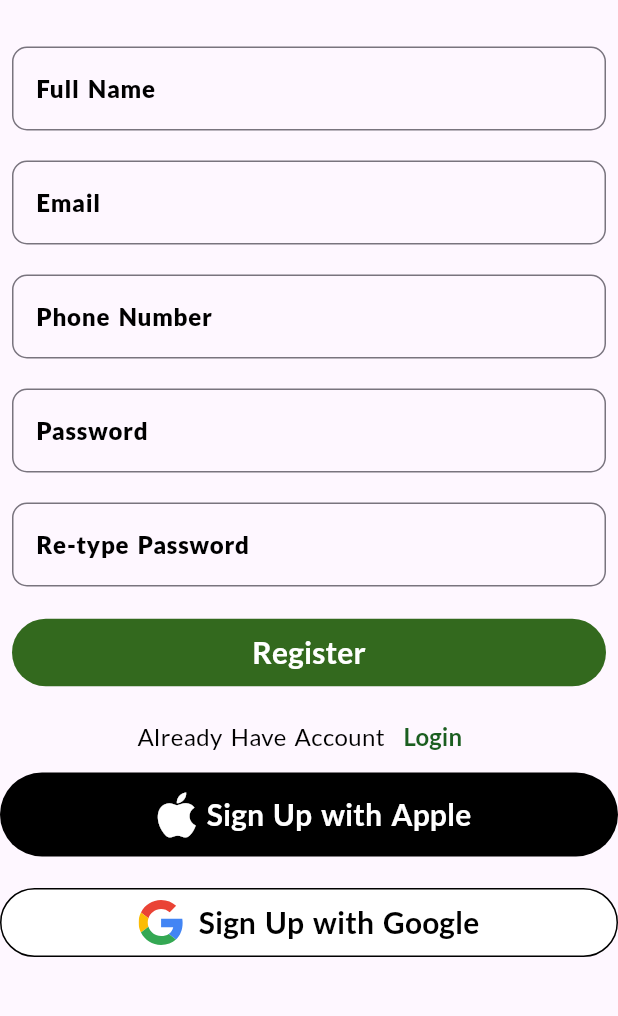
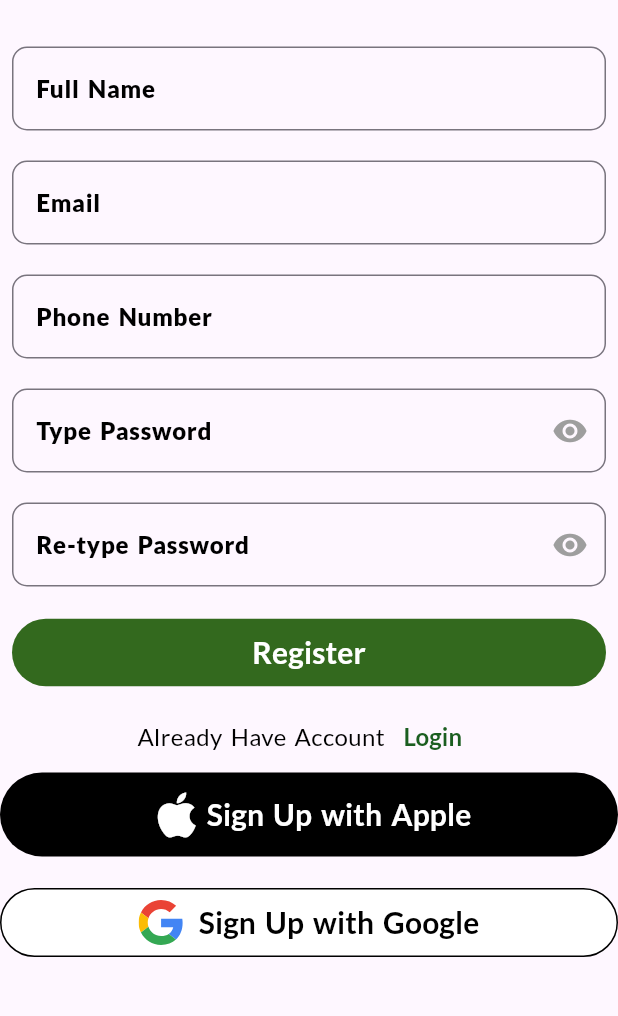
Before and after one commit to TWARIQABDUL/connect_app, a Flutter app: the RegisterPage screen opened by its route, on a phone screen of 412 x 824 dp, the part 153-1169 px from its top. Run offline on Flutter 3.47's test engine with Material 3 defaults, Android fonts, the phone set to English and light mode, and no system bars; drawn by our look-alikes of flutter_form_builder; our stand-ins replace flutter_dotenv, flutter_svg, font_awesome_flutter, form_builder_validators, get, google_fonts and 2 more; accounts and stored records are empty.

Commit message:
[Feature] Implementing the input validation

```diff
--- /dev/null
+++ b/devtools_options.yaml
@@ -0,0 +1,3 @@
+description: This file stores settings for Dart & Flutter DevTools.
+documentation: https://docs.flutter.dev/tools/devtools/extensions#configure-extension-enablement-states
+extensions:
--- /dev/null
+++ b/lib/contr0ller/formvalidator_controller.dart
@@ -0,0 +1,63 @@
+// import 'package:flutter/material.dart';
+// import 'package:flutter_form_builder/flutter_form_builder.dart';
+
+// import 'package:connect/contr0ller/register_controller.dart';
+import 'package:flutter/material.dart';
+import 'package:form_builder_validators/form_builder_validators.dart';
+import 'package:get/get.dart';
+// import 'package:get/instance_manager.dart';
+
+class FormvalidatorController extends GetxController {
+  RxBool securedInput = false.obs;
+  // RegisterController registerController = Get.put(RegisterController());
+  List<FormFieldValidator<String>> validateForm(String fieldName) {
+    switch (fieldName) {
+      case 'email':
+        return [
+          FormBuilderValidators.required(),
+          FormBuilderValidators.email(),
+        ];
+      case 'pwd':
+        return [
+          FormBuilderValidators.required(),
+          FormBuilderValidators.password(
+            minLength: 10,
+            minSpecialCharCount: 2,
+            minUppercaseCount: 2,
+            minNumberCount: 3,
+            minLowercaseCount: 2,
+          ),
+        ];
+      case 'name':
+        return [
+          FormBuilderValidators.required(),
+          FormBuilderValidators.minLength(3),
+        ];
+      case 'phoneNb':
+        return [
+          FormBuilderValidators.required(),
+          FormBuilderValidators.phoneNumber(
+            regex: RegExp(r'^\+?[0-9]{10,15}$'),
+            errorText: 'Please enter a valid phone number',
+          ),
+        ];
+      case 'rtypwd':
+        return [
+          FormBuilderValidators.required(),
+          FormBuilderValidators.password(
+            minLength: 10,
+            minSpecialCharCount: 2,
+            minUppercaseCount: 2,
+            minNumberCount: 3,
+            minLowercaseCount: 2,
+          ),
+
+          // FormBuilderValidators.equal(registerController.password.value)
+        ];
+      case 'pwd':
+        return [FormBuilderValidators.required()];
+      default:
+        return [];
+    }
+  }
+}
--- /dev/null
+++ b/lib/contr0ller/input_controller.dart
@@ -0,0 +1,10 @@
+import 'package:get/get.dart';
+
+class InputController extends GetxController {
+
+  RxBool securedInput = false.obs;
+
+  void toggleSecuredInput() {
+    securedInput.value = !securedInput.value;
+  }
+}
--- a/lib/contr0ller/register_controller.dart
+++ b/lib/contr0ller/register_controller.dart
@@ -5,31 +5,32 @@ import 'package:supabase_flutter/supabase_flutter.dart';
 
 class RegisterController extends GetxController {
   final formsKey = GlobalKey<FormBuilderState>();
-  final RxString password = ''.obs;
+  final RxString userpwd = ''.obs;
   final RxString responseMsg = ''.obs;
   RxBool isError = false.obs;
   final supabase = Supabase.instance.client;
   RxBool loading = false.obs;
 
+  RxString confirmPassword = ''.obs;
+
+  RxBool isPasswordSame(String password) {
+    RxBool isSame = false.obs;
+    if (password.isEmpty) {
+      isSame.value = false;
+      return isSame;
+    }
+    isSame.value = password == confirmPassword.value;
+    return isSame;
+  }
+
   Future register() async {
     // print("prev pwd: ${formKey.currentState?.fields['pwd']?.value} Retyped: ${formKey.currentState?.fields['rtpwd']?.value}");
 
-    password.value = formsKey.currentState?.fields['pwd']?.value ?? '';
+    // password.value = formsKey.currentState?.fields['pwd']?.value ?? '';
     if (formsKey.currentState!.saveAndValidate(
       autoScrollWhenFocusOnInvalid: true,
     )) {
-      // print(
-      //   "prev check pwd: ${formsKey.currentState?.fields['pwd']?.value} Retyped: ${formsKey.currentState?.fields['rtpwd']?.value}",
-      // );
       loading.value = true;
-      // return Future.delayed(Duration(seconds: 3), () {
-      //   loading.value = false;
-      //   Get.offNamed('/home');
-      // });
-
-      // print(
-      //   "Registering with: ${formsKey.currentState!.fields['email']!.value}, ${formsKey.currentState!.fields['pwd']!.value}, ${formsKey.currentState!.fields['phoneNb']!.value}",
-      // );
 
       try {
         final AuthResponse res = await supabase.auth.signUp(
@@ -49,17 +50,17 @@ class RegisterController extends GetxController {
           await supabase.from('users').insert({
             'id': user.id,
             'full_name': user.userMetadata!['name'] ?? '',
-            'phone_number': user.userMetadata!['phone']?? '',
+            'phone_number': user.userMetadata!['phone'] ?? '',
             'emails': user.email,
           });
         }
         // print("User: ${user}");
-        responseMsg.value = "Registration Successful Check your email to verify your account";
+        responseMsg.value =
+            "Registration Successful Check your email to verify your account";
         isError.value = false;
         loading.value = false;
         Get.snackbar("Success", "Please Verify your email${user?.email}");
         Get.offAllNamed('/login');
-
       } catch (e) {
         isError.value = true;
         responseMsg.value = "Registration failed. Please try again.";
@@ -68,6 +69,8 @@ class RegisterController extends GetxController {
         loading.value = false;
         Get.snackbar("Error", "Registration failed. Please try again.");
       }
+
+      // noop
       // final Session? session = res.session;
       // final User? user = res.user;
       // print("User: ${user?.email}");
--- a/lib/main.dart
+++ b/lib/main.dart
@@ -14,7 +14,8 @@ import 'package:supabase_flutter/supabase_flutter.dart';
 import 'package:flutter/material.dart';
 import 'package:get/get.dart';
 import 'package:flutter_dotenv/flutter_dotenv.dart';
-Future<void> main() async{
+
+Future<void> main() async {
   await dotenv.load(fileName: ".env");
   await Supabase.initialize(
     url: dotenv.env['API_URL'] ?? '',
--- a/lib/pages/register.dart
+++ b/lib/pages/register.dart
@@ -1,13 +1,18 @@
+import 'package:connect/contr0ller/formvalidator_controller.dart';
 import 'package:connect/contr0ller/register_controller.dart';
 import 'package:connect/widgets/custom_input.dart';
 import 'package:connect/widgets/custom_widget.dart';
 import 'package:flutter/material.dart';
 import 'package:flutter_form_builder/flutter_form_builder.dart';
 import 'package:font_awesome_flutter/font_awesome_flutter.dart';
+import 'package:form_builder_validators/form_builder_validators.dart';
 import 'package:get/get.dart';
 
 class RegisterPage extends GetView {
   final RegisterController registerController = Get.put(RegisterController());
+  final FormvalidatorController formvalidatorController = Get.put(
+    FormvalidatorController(),
+  );
   @override
   Widget build(BuildContext context) {
     return Scaffold(
@@ -47,6 +52,7 @@ class RegisterPage extends GetView {
                       CustomTextInput(
                         inputContent: "Full Name",
                         inputName: "name",
+                        validator: formvalidatorController.validateForm('name'),
                       ),
                       SizedBox(height: 20),
 
@@ -54,6 +60,9 @@ class RegisterPage extends GetView {
                         inputContent: "Email ",
                         inputName: "email",
                         keyboardType: TextInputType.emailAddress,
+                        validator: formvalidatorController.validateForm(
+                          'email',
+                        ),
                       ),
                       SizedBox(height: 20),
 
@@ -64,21 +73,48 @@ class RegisterPage extends GetView {
                       ),
                       SizedBox(height: 20),
 
+                      Obx(
+                        () => Column(
+                          children: [
                             CustomTextInput(
-                        inputContent: "Password",
+                              inputContent: "Type Password",
                               inputName: "pwd",
                               securedInput: true,
-                        keyboardType: TextInputType.visiblePassword,
+                              onChanged: (value) {
+                                registerController.userpwd.value = value ?? '';
+                              },
+                              validator: formvalidatorController.validateForm(
+                                'pwd',
+                              ),
+                              prevPwd: registerController.userpwd.value,
+                            ),
+                          ],
+                        ),
                       ),
 
                       SizedBox(height: 20),
 
                       Obx(
-                        () => CustomTextInput(
+                        () => Column(
+                          children: [
+                            CustomTextInput(
                               inputContent: "Re-type Password",
                               inputName: "rtpwd",
                               securedInput: true,
-                          prevPwd: registerController.password.value,
+                              onChanged: (value) {
+                                registerController.confirmPassword.value =
+                                    value ?? '';
+                              },
+                              validator: [
+                                FormBuilderValidators.equal(
+                                  registerController.userpwd.value,
+                                  errorText: 'Passwords do not match',
+                                ),
+                                // FormBuilderValidators.minLength(6),
+                              ],
+                              prevPwd: registerController.userpwd.value,
+                            ),
+                          ],
                         ),
                       ),
 
--- a/lib/widgets/custom_input.dart
+++ b/lib/widgets/custom_input.dart
@@ -1,3 +1,4 @@
+import 'package:connect/contr0ller/input_controller.dart';
 import 'package:connect/contr0ller/register_controller.dart';
 import 'package:connect/widgets/custom_widget.dart';
 import 'package:flutter/material.dart';
@@ -6,94 +7,93 @@ import 'package:form_builder_validators/form_builder_validators.dart';
 import 'package:get/get.dart';
 // import 'package:get/state_manager.dart';
 
-class CustomTextInput extends GetView{
-  final RegisterController controller = Get.put(RegisterController());
-
+class CustomTextInput extends GetView {
+  // final RegisterController registerController = Get.put(RegisterController());
+  final InputController inputController = Get.put(InputController());
   final String inputName;
   final String? inputContent;
   final bool securedInput;
   final int? maxLength;
   final TextInputType? keyboardType;
+  final Function? onChanged;
   final prevPwd;
+  final List<FormFieldValidator<String>>? validator;
   CustomTextInput({
     this.inputContent,
     required this.inputName,
     this.securedInput = false,
     this.maxLength,
     this.keyboardType,
-    this.prevPwd="",
+    this.prevPwd = "",
+    this.validator,
+    this.onChanged,
   });
 
   @override
   Widget build(BuildContext context) {
     // print(controller.formKey.currentState?.fields[inputName]?.value);
-    return FormBuilderTextField(
+    return securedInput
+        ? Obx(
+            () => FormBuilderTextField(
               name: inputName,
 
-      maxLength: maxLength  ?? 50,
-      keyboardType: keyboardType?? TextInputType.text,
-      obscureText: securedInput,
+              maxLength: maxLength ?? 50,
+              keyboardType: keyboardType ?? TextInputType.text,
+              obscureText: inputController.securedInput.value,
+
               decoration: InputDecoration(
                 counterText: '',
                 // filled: true,
-        border: OutlineInputBorder(borderRadius: BorderRadius.circular(10)),
+                border: OutlineInputBorder(
+                  borderRadius: BorderRadius.circular(10),
+                ),
+                label: CustomText(
+                  content: inputContent ?? "",
+                  fontWeight: FontWeight.w800,
+                ),
+                suffixIcon: securedInput
+                    ? IconButton(
+                        icon: Icon(Icons.visibility, color: Colors.grey),
+                        onPressed: () {
+                          print(
+                            "Toggling secured input${inputController.securedInput.value}",
+                          );
+                          inputController.toggleSecuredInput();
+                        },
+                      )
+                    : null,
+              ),
+              onChanged: (value) => onChanged?.call(value),
+              validator: (value) {
+                return validator?.isNotEmpty ?? false
+                    ? FormBuilderValidators.compose(validator!)(value)
+                    : null;
+              },
+            ),
+          )
+        : FormBuilderTextField(
+            name: inputName,
+
+            maxLength: maxLength ?? 50,
+            keyboardType: keyboardType ?? TextInputType.text,
+            obscureText: securedInput,
+
+            decoration: InputDecoration(
+              counterText: '',
+              // filled: true,
+              border: OutlineInputBorder(
+                borderRadius: BorderRadius.circular(10),
+              ),
               label: CustomText(
                 content: inputContent ?? "",
                 fontWeight: FontWeight.w800,
               ),
             ),
-      validator: FormBuilderValidators.compose(validator(inputName)),
-
+            validator: (value) {
+              return validator?.isNotEmpty ?? false
+                  ? FormBuilderValidators.compose(validator!)(value)
+                  : null;
+            },
           );
   }
-
-
-List<FormFieldValidator<String>> validator(String inputKey) {
-  switch (inputKey) {
-    case 'email':
-      return [
-        // FormBuilderValidators.email(errorText: "Enter te valid Email"),
-        // FormBuilderValidators.required(errorText: "Email can not be empty"),
-      ];
-    case 'pwd':
-      return [
-        // FormBuilderValidators.password(
-        //   // minLength: 10,
-        //   // minSpecialCharCount: 2,
-        //   // minUppercaseCount: 2,
-        //   // minNumberCount: 3,
-        //   minLowercaseCount: 2,
-        // ),
-        FormBuilderValidators.required(errorText: "Password Can not be Empty"),
-      ];
-      case 'name':
-      return [
-        // FormBuilderValidators.required(errorText: "Name can not be empty"),
-        // FormBuilderValidators.minLength(3, errorText: "Name must be at least 3 characters"),
-        // FormBuilderValidators.maxLength(100, errorText: "Name must be at most 100 characters"),
-
-      ];
-      case 'phoneNb':
-      return [
-        // FormBuilderValidators.required(errorText: "Phone Number can not be empty"),
-        // FormBuilderValidators.minLength(10, errorText: "Phone Number must be at least 10 characters"),
-        // FormBuilderValidators.maxLength(15, errorText: "Phone Number must be at most 15 characters"),
-        // FormBuilderValidators.numeric(errorText: "Phone Number must be a number"),
-      ];
-      case 'rtpwd':
-// print("prev pwd: ${controller.password.value}");
-
-      return [
-        // FormBuilderValidators.required(errorText: "Re-type Password can not be empty"),
-        // // FormBuilderValidators.minLength(10, errorText: "Re-type Password must be at least 10 characters"),
-        // FormBuilderValidators.maxLength(100, errorText: "Re-type Password must be at most 100 characters"),
-        // FormBuilderValidators.equal(controller.password.value, errorText: "Passwords do not match"),
-
-
-      ];
-    default:
-    return [];
 }
-}
-
-}
--- a/lib/widgets/form.dart
+++ b/lib/widgets/form.dart
@@ -1,13 +1,21 @@
+import 'package:connect/contr0ller/formvalidator_controller.dart';
+import 'package:connect/contr0ller/input_controller.dart';
 import 'package:connect/contr0ller/loginController.dart';
 import 'package:connect/widgets/custom_input.dart';
 import 'package:connect/widgets/custom_widget.dart';
 import 'package:flutter/material.dart';
 import 'package:flutter_form_builder/flutter_form_builder.dart';
 import 'package:font_awesome_flutter/font_awesome_flutter.dart';
+import 'package:form_builder_validators/form_builder_validators.dart';
 import 'package:get/get.dart';
+import 'package:get/get_connect/http/src/utils/utils.dart';
 
 class FormWidget extends GetView {
   final LoginController loginController = Get.put(LoginController());
+  // final InputController inputController = Get.put(InputController());
+  final FormvalidatorController formvalidatorController = Get.put(
+    FormvalidatorController(),
+  );
 
   @override
   Widget build(BuildContext context) {
@@ -23,7 +31,9 @@ class FormWidget extends GetView {
                 fontSize: 16,
                 fontWeight: FontWeight.w700,
                 textAlign: TextAlign.center,
-                color: loginController.isError.value ? Colors.red : Colors.green,
+                color: loginController.isError.value
+                    ? Colors.red
+                    : Colors.green,
               ),
             ),
             SizedBox(height: 10),
@@ -31,6 +41,7 @@ class FormWidget extends GetView {
             CustomTextInput(
               inputContent: "Email Or Phone Number",
               inputName: "email",
+              validator: formvalidatorController.validateForm('email'),
             ),
             SizedBox(height: 30),
 
@@ -38,6 +49,11 @@ class FormWidget extends GetView {
               inputContent: "Password",
               inputName: "pwd",
               securedInput: true,
+              validator: [
+                FormBuilderValidators.required(),
+                // FormBuilderValidators.minLength(6),
+              ],
+              // validator:
             ),
 
             Row(
```
Lines whose indentation alone changed are shown as unchanged.
